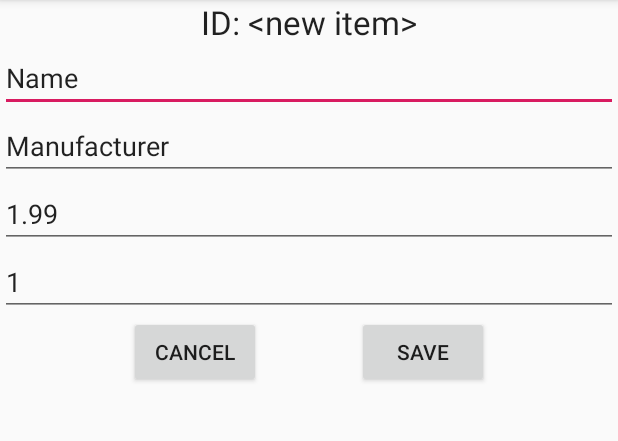
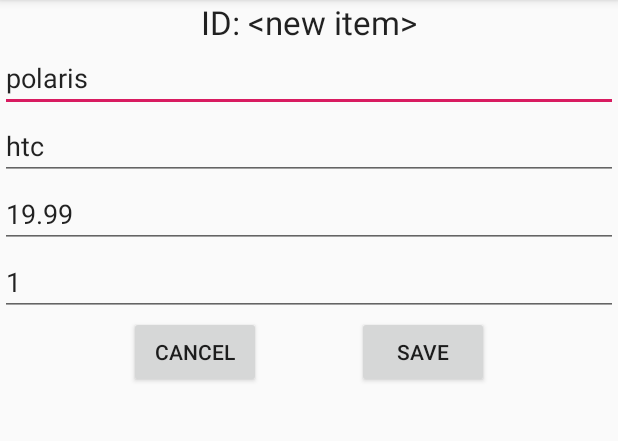
Before and after one commit to pfoof/MSI_Project, an Android app: the AddEditActivity screen opened directly, with no data from a screen before it, on a phone screen of 412 x 824 dp, the part 84-525 px from its top. Run offline under Robolectric (Android 15) with nearby library versions, the phone set to English and light mode, and no system bars.

Commit message:
add item, intent, to bundle and things

```diff
--- a/android-client/app/src/main/java/com/example/msiproject/AddEditActivity.kt
+++ b/android-client/app/src/main/java/com/example/msiproject/AddEditActivity.kt
@@ -2,11 +2,24 @@ package com.example.msiproject
 
 import androidx.appcompat.app.AppCompatActivity
 import android.os.Bundle
+import kotlinx.android.synthetic.main.activity_add_edit.*
 
 class AddEditActivity : AppCompatActivity() {
+
+    var id: Int = -1
 
     override fun onCreate(savedInstanceState: Bundle?) {
         super.onCreate(savedInstanceState)
         setContentView(R.layout.activity_add_edit)
+
+        val bun = intent.extras ?: Bundle()
+        inputQuantity.isEnabled = !bun.containsKey("quantity")
+        inputQuantity.setText( bun.getString("quantity") ?: "1" )
+        inputName.setText( bun.getString("name") ?: "polaris" )
+        inputProd.setText( bun.getString("prod") ?: "htc")
+        inputPrice.setText( bun.getString("price") ?: "19.99" )
+        itemID.setText( "ID: " + (bun.getString("item") ?: "<new item>") )
+
+        id = (bun.getString("item") ?: "-1").toInt()
     }
 }
--- a/android-client/app/src/main/java/com/example/msiproject/utils/Constants.java
+++ b/android-client/app/src/main/java/com/example/msiproject/utils/Constants.java
@@ -4,5 +4,6 @@ public class Constants {
 
     public static final String SERVER_DEST = "https://192.168.0.206:8000";
     public static final String TOKEN_HEADER = "X-Auth-Token";
+    public static final String TEST_TOKEN = "D2096F0CAAF5E7C425CBCBF967DDB2619A29C0530662801D95B063B3B6EE2759EA3A46D4F3274BEFAB36B5AD417A129C1E0C3DD7FCBF56702EB3B39EA5102FE8";
 
 }
--- a/android-client/app/src/main/java/com/example/msiproject/utils/IStockItemAction.java
+++ b/android-client/app/src/main/java/com/example/msiproject/utils/IStockItemAction.java
@@ -3,7 +3,7 @@ package com.example.msiproject.utils;
 public interface IStockItemAction {
 
     public void deleteItem(int id);
-    public void editItem(int id);
+    public void editItem(int id, ItemModel model);
     public void quantity(int id, int delta);
     public boolean canDelete();
     public boolean canEdit();
--- a/android-client/app/src/main/res/layout/activity_add_edit.xml
+++ b/android-client/app/src/main/res/layout/activity_add_edit.xml
@@ -12,7 +12,8 @@
         android:layout_height="wrap_content"
         android:text="ID: &lt;new item&gt;"
         android:gravity="center_horizontal"
-        android:textAppearance="@style/TextAppearance.AppCompat.Large"/>
+        android:textAppearance="@style/TextAppearance.AppCompat.Large"
+        android:id="@+id/itemID"/>
 
     <EditText
         android:layout_width="match_parent"
```
Also changed, not shown: android-client/app/src/main/java/com/example/msiproject/MainActivity.kt (+32 -5 lines), android-client/app/src/main/java/com/example/msiproject/utils/ItemModel.java (+12 -0 lines), android-client/app/src/main/java/com/example/msiproject/utils/Request.java (+4 -3 lines).
